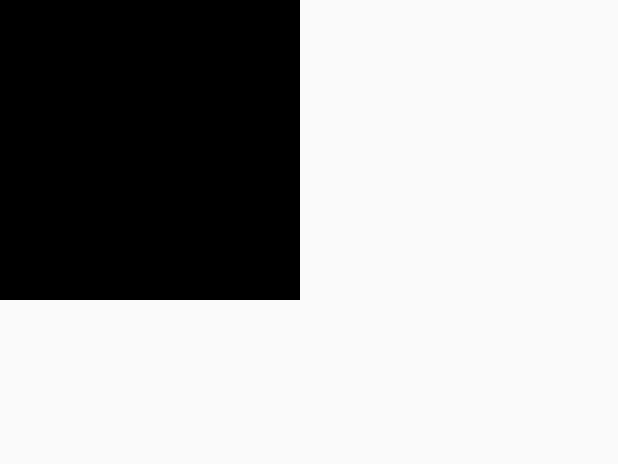
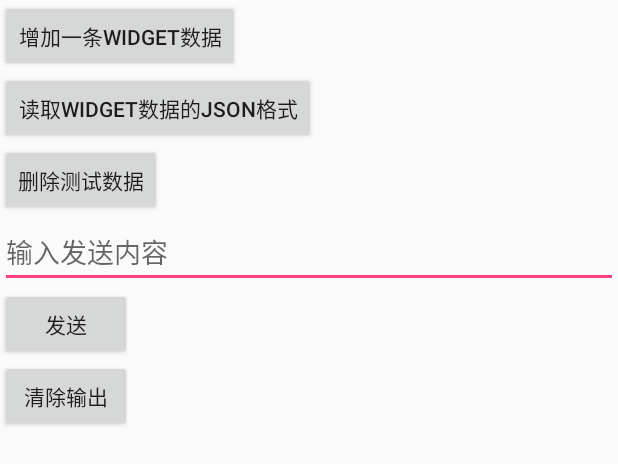
Before and after one commit to chazikaifa/RemoteControl, an Android app: the layout test.xml on its own in the app's theme, with its tools: preview values and no code run, on a phone screen of 412 x 824 dp. Shown: the top 464 px of the screen. Run offline under Robolectric (Android 15) with nearby library versions, the phone set to English and light mode, and no system bars.

Commit message:
第二次验收
数据库搭建完成，加入缓存Utils，还有一些自己写的工具类。
新写了测试页面用于测试功能

```diff
--- a/RemoteControlClient/app/src/main/AndroidManifest.xml
+++ b/RemoteControlClient/app/src/main/AndroidManifest.xml
@@ -19,6 +19,9 @@
                 <category android:name="android.intent.category.LAUNCHER" />
             </intent-filter>
         </activity>
+
+        <activity android:name=".TestActivity"/>
+        <activity android:name=".PanelActivity"/>
     </application>
 
 </manifest>
--- a/RemoteControlClient/app/src/main/java/chazi/remotecontrol/utils/Global.java
+++ b/RemoteControlClient/app/src/main/java/chazi/remotecontrol/utils/Global.java
@@ -23,7 +23,5 @@ public class Global {
     public static boolean isConnected = false;
 
     public static final String PLAY="play";
-    public static final String NEXT="next";
-    public static final String PREVIOUS="previous";
     public static final String MOUSE_LEFT_CLICK="left_click";
 }
--- a/RemoteControlClient/app/src/main/res/layout/test.xml
+++ b/RemoteControlClient/app/src/main/res/layout/test.xml
@@ -1,13 +1,51 @@
 <?xml version="1.0" encoding="utf-8"?>
 <LinearLayout xmlns:android="http://schemas.android.com/apk/res/android"
-    android:orientation="vertical" android:layout_width="match_parent"
-    android:layout_height="match_parent">
+    android:layout_width="match_parent"
+    android:layout_height="match_parent"
+    android:orientation="vertical">
 
-    <TextView
-        android:layout_width="200dp"
-        android:layout_height="200dp"
-        android:background = "#000000"
+    <Button
+        android:id="@+id/addDB"
+        android:layout_width="wrap_content"
+        android:layout_height="wrap_content"
+        android:text="增加一条Widget数据" />
 
-        />
+    <Button
+        android:id="@+id/readDB"
+        android:layout_width="wrap_content"
+        android:layout_height="wrap_content"
+        android:text="读取widget数据的JSON格式" />
+
+    <Button
+        android:id="@+id/deleteDB"
+        android:layout_width="wrap_content"
+        android:layout_height="wrap_content"
+        android:text="删除测试数据" />
+
+    <EditText
+        android:id="@+id/testContent"
+        android:layout_width="match_parent"
+        android:layout_height="wrap_content"
+        android:hint="输入发送内容" />
+
+    <Button
+        android:id="@+id/sendTest"
+        android:layout_width="wrap_content"
+        android:layout_height="wrap_content"
+        android:text="发送" />
+
+    <Button
+        android:id="@+id/clearLog"
+        android:layout_width="wrap_content"
+        android:layout_height="wrap_content"
+        android:text="清除输出" />
+
+        <TextView
+            android:id="@+id/logOut"
+            android:layout_width="match_parent"
+            android:layout_height="match_parent"
+            android:layout_margin="5dp"
+            android:maxLines = "18"
+            android:scrollbars="vertical" />
 
 </LinearLayout>
--- a/RemoteControlClient/build.gradle
+++ b/RemoteControlClient/build.gradle
@@ -5,7 +5,7 @@ buildscript {
         jcenter()
     }
     dependencies {
-        classpath 'com.android.tools.build:gradle:2.2.3'
+        classpath 'com.android.tools.build:gradle:2.3.1'
         classpath 'io.realm:realm-gradle-plugin:3.0.0'
 
         // NOTE: Do not place your application dependencies here; they belong
```
Also changed, not shown: RemoteControlClient/app/build.gradle (+2 -6 lines), RemoteControlClient/app/src/main/java/chazi/remotecontrol/MainActivity.java (+22 -32 lines), RemoteControlClient/app/src/main/java/chazi/remotecontrol/PanelActivity.java (added, +81 -0 lines), RemoteControlClient/app/src/main/java/chazi/remotecontrol/TestActivity.java (added, +124 -0 lines), RemoteControlClient/app/src/main/java/chazi/remotecontrol/WidgetView.java (added, +76 -0 lines), RemoteControlClient/app/src/main/java/chazi/remotecontrol/entity/Panel.java (+37 -4 lines), RemoteControlClient/app/src/main/java/chazi/remotecontrol/entity/Widget.java (+13 -3 lines), RemoteControlClient/app/src/main/java/chazi/remotecontrol/entity/WidgetView.java (deleted, +0 -15 lines), RemoteControlClient/app/src/main/java/chazi/remotecontrol/utils/Connect.java (+11 -14 lines), RemoteControlClient/app/src/main/res/layout/activity_main.xml (+12 -24 lines), RemoteControlClient/gradle/wrapper/gradle-wrapper.properties.
